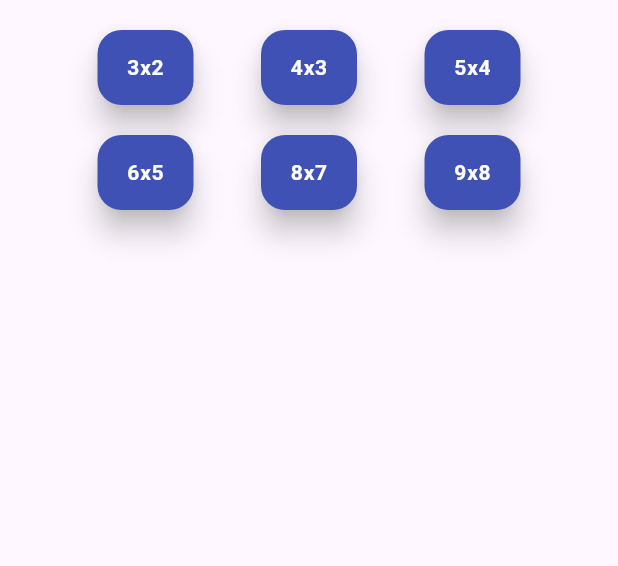
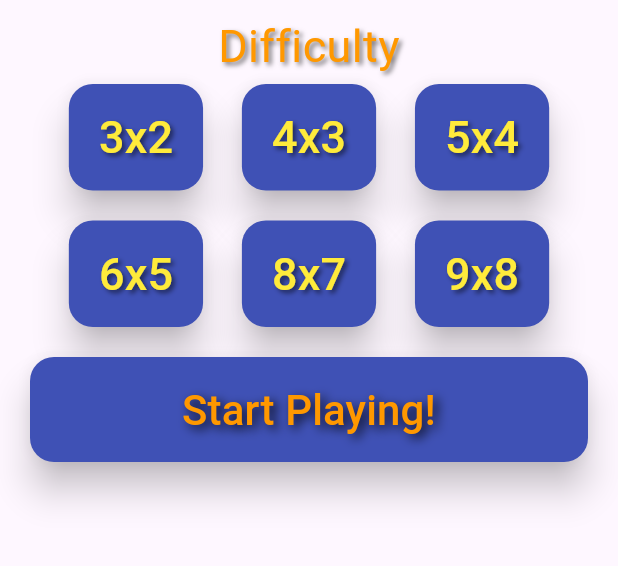
Before and after one commit to TangierDreams/flippy_pairs, a Flutter app: the screen it shows after launch, on a phone screen of 412 x 824 dp, the part 108-674 px from its top. Run offline on Flutter 3.47's test engine with Material 3 defaults, Android fonts, the phone set to English and light mode, and no system bars; our stand-ins replace google_fonts, supabase_flutter; accounts and stored records are empty; Roboto replaces fonts that are missing (Chewy).

Commit message:
23/09/2025

```diff
--- a/lib/PAGES/_HOME/pag_home.dart
+++ b/lib/PAGES/_HOME/pag_home.dart
@@ -1,12 +1,17 @@
 import 'package:flippy_pairs/SHARED/UTILS/constants.dart';
 import 'package:flutter/material.dart';
 import 'package:flippy_pairs/SHARED/WIDGETS/wid_toolbar.dart';
+import 'package:google_fonts/google_fonts.dart';
+
+int rowsSelected = 3;
+int colsSelected = 2;
 
 class PagHome extends StatelessWidget {
   const PagHome({super.key});
 
   @override
   Widget build(BuildContext context) {
+
     return Scaffold(
       //Toolbar:
       appBar: WidToolbar(
@@ -24,24 +29,87 @@ class PagHome extends StatelessWidget {
         child: Column(
           crossAxisAlignment: CrossAxisAlignment.stretch,
           children: [
+            Text(
+              'Difficulty',
+              textAlign: TextAlign.center,
+              style: GoogleFonts.chewy(
+                textStyle: const TextStyle(
+                  fontSize: 30,
+                  height: 0.7,
+                  color: Colors.orange,
+                  shadows: [
+                    Shadow(
+                      blurRadius: 4,
+                      color: Colors.black54,
+                      offset: Offset(2, 2),
+                    ),
+                  ],
+                ),
+              ),
+            ),
+
+            const SizedBox(height: 15),
+
             Row(
               mainAxisAlignment: MainAxisAlignment.spaceEvenly,
               children: [
                 GridButton(pTitle: "3x2", pRows: 3, pCols: 2),
                 GridButton(pTitle: "4x3", pRows: 4, pCols: 3),
                 GridButton(pTitle: "5x4", pRows: 5, pCols: 4),
-              ]
+              ],
             ),
+
             const SizedBox(height: 20),
+
             Row(
               mainAxisAlignment: MainAxisAlignment.spaceEvenly,
               children: [
                 GridButton(pTitle: "6x5", pRows: 6, pCols: 5),
                 GridButton(pTitle: "8x7", pRows: 8, pCols: 7),
                 GridButton(pTitle: "9x8", pRows: 9, pCols: 8),
-              ]
-            )
+              ],
+            ),
 
+            const SizedBox(height: 20),
+
+            ElevatedButton(
+              onPressed: () {
+                Navigator.of(
+                  context,
+                ).pushNamed('/game', arguments: {'pRows': rowsSelected, 'pCols': colsSelected});
+              },
+              style: ElevatedButton.styleFrom(
+                padding: const EdgeInsets.symmetric(
+                  vertical: 15,
+                  horizontal: 15,
+                ),
+                backgroundColor: AppColors.primary,
+                foregroundColor: AppColors.contrast,
+                shape: RoundedRectangleBorder(
+                  borderRadius: BorderRadius.circular(16),
+                ),
+                elevation: 10,
+              ),
+
+              child: Text(
+                'Start Playing!',
+                style: GoogleFonts.luckiestGuy(
+                  textStyle: const TextStyle(
+                    fontSize: 28,
+                    //height: 0.9,
+                    color: Colors.orange,
+                    shadows: [
+                      Shadow(
+                        blurRadius: 8,
+                        color: Colors.black87,
+                        offset: Offset(3, 3),
+                      ),
+                    ],
+                  ),
+                ),
+                textAlign: TextAlign.center,
+              ),
+            ),
           ],
         ),
       ),
@@ -54,29 +122,42 @@ class GridButton extends StatelessWidget {
   final int pRows;
   final int pCols;
 
-  const GridButton({super.key, required this.pTitle, required this.pRows, required this.pCols});
+  const GridButton({
+    super.key,
+    required this.pTitle,
+    required this.pRows,
+    required this.pCols,
+  });
 
   @override
   Widget build(BuildContext context) {
     return ElevatedButton(
-      onPressed: () {
-        Navigator.of(
-          context,
-        ).pushNamed('/game', arguments: {'pRows': pRows, 'pCols': pCols});
-      },
-      style: ElevatedButton.styleFrom(
-        padding: const EdgeInsets.symmetric(vertical: 15),
+        onPressed: () {
+            rowsSelected = pRows;
+            colsSelected = pCols;
+        },
+        style: ElevatedButton.styleFrom(
+        padding: const EdgeInsets.symmetric(vertical: 25, horizontal: 20),
         backgroundColor: AppColors.primary,
         foregroundColor: AppColors.contrast,
         shape: RoundedRectangleBorder(borderRadius: BorderRadius.circular(16)),
-        elevation: 8,
+        elevation: 10,
       ),
       child: Text(
         pTitle,
-        style: TextStyle(
-          fontSize: 14,
-          fontWeight: FontWeight.w700,
-          letterSpacing: 0.5,
+        style: GoogleFonts.chewy(
+          textStyle: const TextStyle(
+            fontSize: 30,
+            height: 0.7,
+            color: Colors.yellow,
+            shadows: [
+              Shadow(
+                blurRadius: 4,
+                color: Colors.black54,
+                offset: Offset(2, 2),
+              ),
+            ],
+          ),
         ),
         textAlign: TextAlign.center,
       ),
--- a/lib/SHARED/data/dat_icons.dart
+++ b/lib/SHARED/data/dat_icons.dart
@@ -19,6 +19,25 @@ class DatIcons {
     Icons.wifi,
     Icons.directions_car,
     Icons.phone,
+    Icons.add_moderator_sharp,
+    Icons.telegram,
+    Icons.sos,
+    Icons.mail,
+    Icons.mobile_off,
+    Icons.play_circle,
+    Icons.arrow_circle_left,
+    Icons.arrow_circle_down,
+    Icons.arrow_circle_right,
+    Icons.arrow_circle_up,
+    Icons.ice_skating,
+    Icons.sports,
+    Icons.wifi,
+    Icons.wifi_calling,
+    Icons.lock_clock_outlined,
+    Icons.mark_chat_read_outlined,
+    Icons.ac_unit,
+    Icons.insert_chart,
+    Icons.abc_sharp,
   ];
 
   // Obtenemos un número de pares de iconos, desordenados:
```
